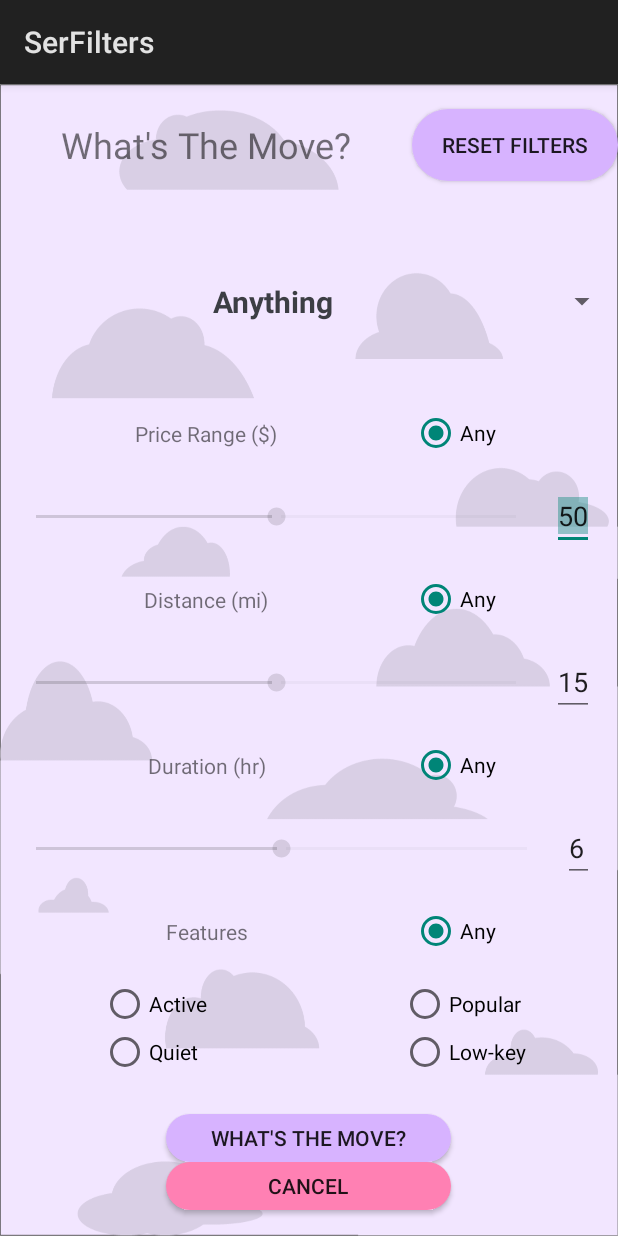
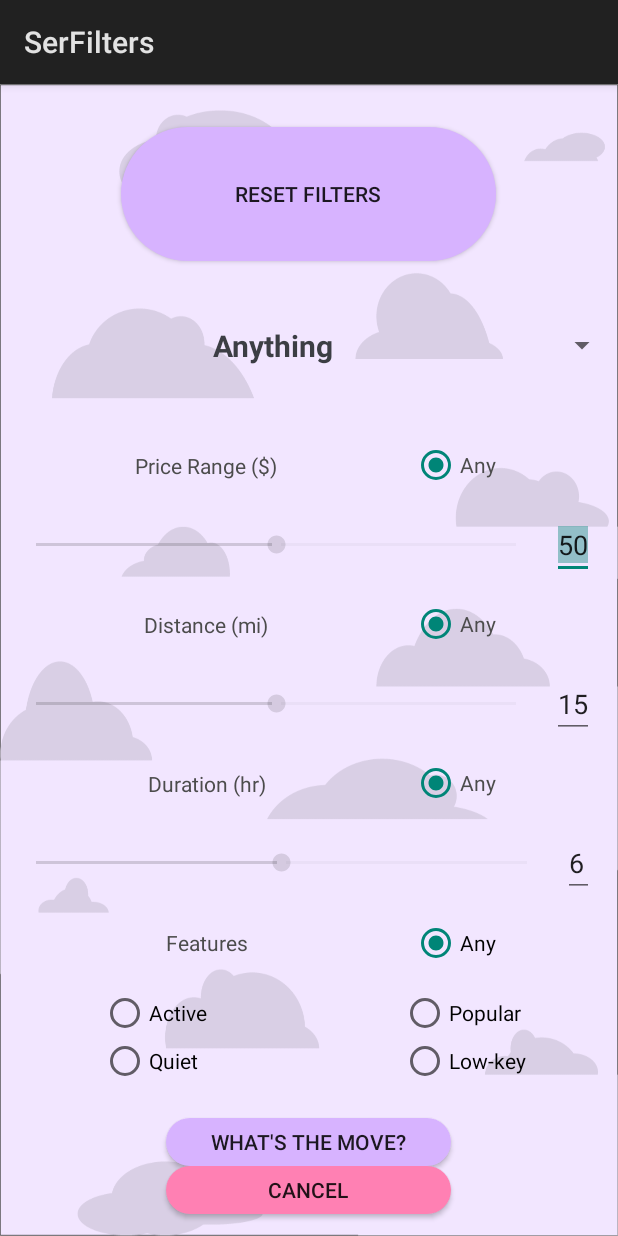
Before and after one commit to viyer5/WhatsTheMove, an Android app: the SetFiltersActivity screen opened directly, with no data from a screen before it, on a phone screen of 412 x 824 dp. Run offline under Robolectric (Android 15) with nearby library versions, the phone set to English and light mode, and no system bars.

```diff
--- a/app/src/main/res/layout/activity_set_filters.xml
+++ b/app/src/main/res/layout/activity_set_filters.xml
@@ -13,23 +13,15 @@
         android:layout_weight="1"
         android:gravity="center">
 
-        <TextView
-            android:id="@+id/textView2"
-            android:layout_width="match_parent"
-            android:layout_height="wrap_content"
-            android:layout_weight="1"
-            android:text="What's The Move?"
-            android:textSize="24dp"
-            android:gravity="center"/>
+    </LinearLayout>
 
-        <Button
-            android:id="@+id/resetFilter"
-            android:layout_width="match_parent"
-            android:layout_height="wrap_content"
-            android:layout_weight="2"
-            android:background="@drawable/rounded_button"
-            android:text="RESET FILTERS" />
-    </LinearLayout>
+    <Button
+        android:id="@+id/resetFilter"
+        android:layout_width="250dp"
+        android:layout_height="32dp"
+        android:layout_weight="2"
+        android:background="@drawable/rounded_button"
+        android:text="RESET FILTERS" />
 
     <LinearLayout xmlns:android="http://schemas.android.com/apk/res/android"
         android:layout_width="match_parent"
@@ -70,14 +62,16 @@
                 android:layout_height="wrap_content"
                 android:layout_weight="1"
                 android:gravity="center"
-                android:text="Price Range ($)" />
+                android:text="Price Range ($)"
+                android:textColor="@color/textColor"/>
 
             <RadioButton
                 android:id="@+id/RadioButtonPriceRange"
                 android:layout_width="match_parent"
                 android:layout_height="wrap_content"
                 android:layout_weight="2"
-                android:text="Any" />
+                android:text="Any"
+                android:textColor="@color/textColor"/>
 
         </LinearLayout>
 
@@ -133,14 +127,16 @@
                 android:layout_height="wrap_content"
                 android:layout_weight="1"
                 android:text="Distance (mi)"
-                android:gravity="center" />
+                android:gravity="center"
+                android:textColor="@color/textColor"/>
 
             <RadioButton
                 android:id="@+id/RadioButtonDistanceRange"
                 android:layout_width="match_parent"
                 android:layout_height="wrap_content"
                 android:text="Any"
-                android:layout_weight="2"/>
+                android:layout_weight="2"
+                android:textColor="@color/textColor"/>
 
         </LinearLayout>
 
@@ -196,14 +192,16 @@
                 android:layout_height="wrap_content"
                 android:layout_weight="1"
                 android:text="Duration (hr)"
-                android:gravity="center" />
+                android:gravity="center"
+                android:textColor="@color/textColor"/>
 
             <RadioButton
                 android:id="@+id/RadioButtonDurationRange"
                 android:layout_width="match_parent"
                 android:layout_height="wrap_content"
                 android:text="Any"
-                android:layout_weight="2"/>
+                android:layout_weight="2"
+                android:textColor="@color/textColor"/>
 
         </LinearLayout>
 
@@ -259,7 +257,8 @@
                 android:layout_height="wrap_content"
                 android:layout_weight="1"
                 android:text="Features"
-                android:gravity="center" />
+                android:gravity="center"
+                android:textColor="@color/textColor"/>
 
             <RadioButton
                 android:id="@+id/anyFeatureRadioButton"
--- a/app/src/main/res/values/colors.xml
+++ b/app/src/main/res/values/colors.xml
@@ -8,4 +8,5 @@
     <color name="CancelButton">#ff80b3</color>
     <color name="color1">#F7B2AD</color>
     <color name="color2">#BDFFFD</color>
+    <color name="textColor">#4c4c4c</color>
 </resources>
```
